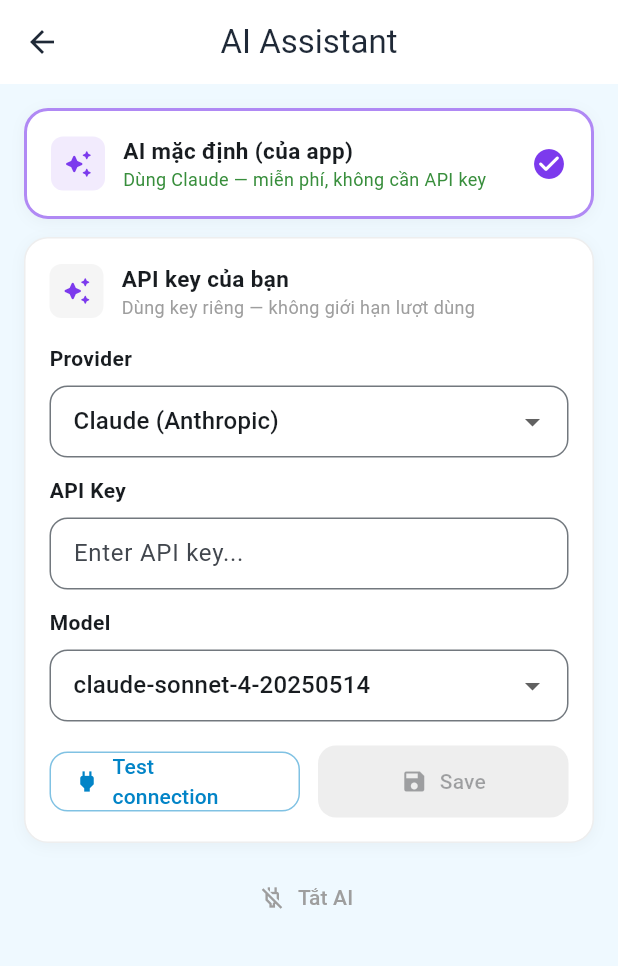
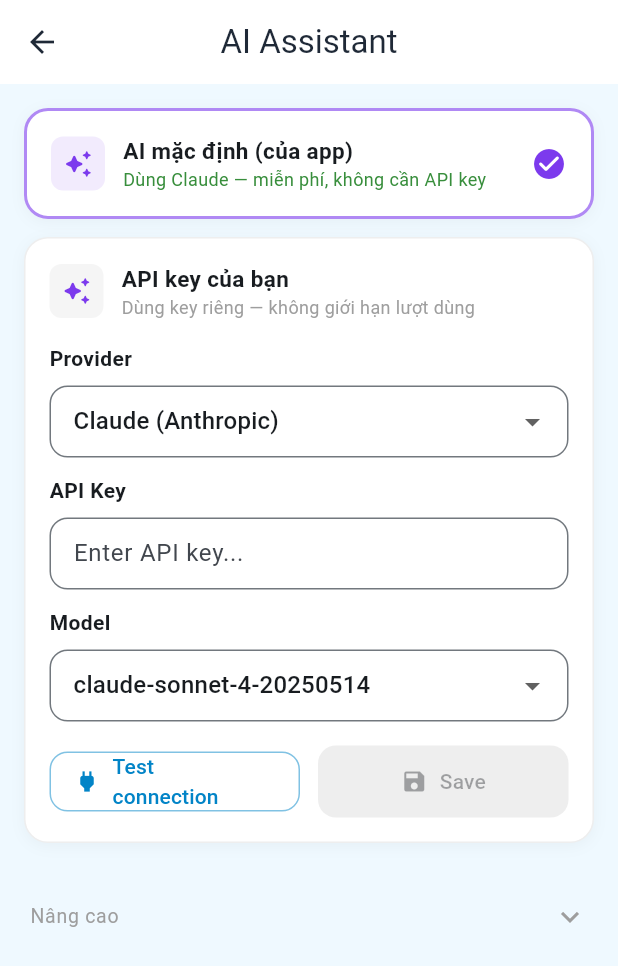
Before and after one commit to dieuvu0584/ai-voca, a Flutter app: the AISettingsDetailScreen screen opened directly, on a phone screen of 412 x 824 dp. Shown: the top 966 px of the screen. Run offline on Flutter 3.47's test engine with Material 3 defaults, Android fonts, the phone set to English and light mode, and no system bars; our stand-ins replace cloud_firestore, dio, drift, file_picker, firebase_auth, firebase_core and 15 more; missing offline and left inert: lpinyin; accounts and stored records are empty; generated files the repository leaves out were written again; project files that could hold a hidden picture were left out.

Commit message:
ui(settings): move disable AI to Advanced section, less prominent
- Đổi TextButton → ExpansionTile "Nâng cao" ở cuối
- Dùng Switch thay vì button để toggle on/off
- Thêm mô tả rõ tác động khi tắt AI

Co-Authored-By: Claude Sonnet 4.6 <noreply@anthropic.com>

```diff
--- a/lib/features/settings/ai_settings_screen.dart
+++ b/lib/features/settings/ai_settings_screen.dart
@@ -407,21 +407,71 @@ class _AISettingsDetailScreenState
 
               const SizedBox(height: 12),
 
-              // ── Section 3: Tắt AI ─────────────────────────────
-              if (settings.mode != AIMode.none)
-                Center(
-                  child: TextButton.icon(
-                    onPressed: () async {
-                      await ref
-                          .read(aiSettingsProvider.notifier)
-                          .setMode(AIMode.none);
-                    },
-                    icon: const Icon(Icons.power_off_outlined,
-                        color: Colors.grey),
-                    label: const Text('Tắt AI',
-                        style: TextStyle(color: Colors.grey)),
+              // ── Section 3: Nâng cao ───────────────────────────
+              const SizedBox(height: 8),
+              Theme(
+                data: Theme.of(context).copyWith(
+                  dividerColor: Colors.transparent,
+                ),
+                child: ExpansionTile(
+                  tilePadding: const EdgeInsets.symmetric(horizontal: 4),
+                  title: const Text(
+                    'Nâng cao',
+                    style: TextStyle(fontSize: 13, color: Colors.grey),
                   ),
+                  iconColor: Colors.grey,
+                  collapsedIconColor: Colors.grey,
+                  children: [
+                    Container(
+                      padding: const EdgeInsets.all(12),
+                      decoration: BoxDecoration(
+                        color: Colors.grey.shade50,
+                        borderRadius: BorderRadius.circular(12),
+                        border: Border.all(color: Colors.grey.shade200),
+                      ),
+                      child: Row(
+                        children: [
+                          const Icon(Icons.power_off_outlined,
+                              size: 18, color: Colors.grey),
+                          const SizedBox(width: 10),
+                          Expanded(
+                            child: Column(
+                              crossAxisAlignment: CrossAxisAlignment.start,
+                              children: [
+                                const Text(
+                                  'Tắt tính năng AI',
+                                  style: TextStyle(
+                                    fontSize: 14,
+                                    fontWeight: FontWeight.w500,
+                                    color: Colors.black87,
+                                  ),
+                                ),
+                                const SizedBox(height: 2),
+                                Text(
+                                  'Import, Flashcard AI và AI Chat sẽ bị ẩn',
+                                  style: TextStyle(
+                                      fontSize: 12,
+                                      color: Colors.grey.shade600),
+                                ),
+                              ],
+                            ),
+                          ),
+                          Switch(
+                            value: settings.mode == AIMode.none,
+                            onChanged: (val) async {
+                              await ref
+                                  .read(aiSettingsProvider.notifier)
+                                  .setMode(val ? AIMode.none : AIMode.appDefault);
+                            },
+                            activeColor: Colors.grey,
+                          ),
+                        ],
+                      ),
+                    ),
+                    const SizedBox(height: 8),
+                  ],
                 ),
+              ),
             ],
           ),
         ),
```
